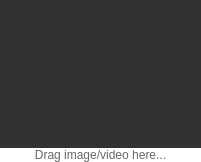
Before: the Qt Designer form mainwindow.ui in AskePit/Pork, drawn with Qt 5.
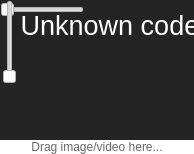
After: the same form once the commit is applied.

```diff
--- a/mainwindow.ui
+++ b/mainwindow.ui
@@ -6,8 +6,8 @@
    <rect>
     <x>0</x>
     <y>0</y>
-    <width>201</width>
-    <height>162</height>
+    <width>194</width>
+    <height>154</height>
    </rect>
   </property>
   <property name="mouseTracking">
@@ -41,15 +41,6 @@
       <property name="palette">
        <palette>
         <active>
-         <colorrole role="Base">
-          <brush brushstyle="SolidPattern">
-           <color alpha="255">
-            <red>255</red>
-            <green>255</green>
-            <blue>255</blue>
-           </color>
-          </brush>
-         </colorrole>
          <colorrole role="Window">
           <brush brushstyle="SolidPattern">
            <color alpha="255">
@@ -61,15 +52,6 @@
          </colorrole>
         </active>
         <inactive>
-         <colorrole role="Base">
-          <brush brushstyle="SolidPattern">
-           <color alpha="255">
-            <red>255</red>
-            <green>255</green>
-            <blue>255</blue>
-           </color>
-          </brush>
-         </colorrole>
          <colorrole role="Window">
           <brush brushstyle="SolidPattern">
            <color alpha="255">
@@ -81,15 +63,6 @@
          </colorrole>
         </inactive>
         <disabled>
-         <colorrole role="Base">
-          <brush brushstyle="SolidPattern">
-           <color alpha="255">
-            <red>255</red>
-            <green>255</green>
-            <blue>255</blue>
-           </color>
-          </brush>
-         </colorrole>
          <colorrole role="Window">
           <brush brushstyle="SolidPattern">
            <color alpha="255">
@@ -105,9 +78,6 @@
       <property name="frameShape">
        <enum>QFrame::NoFrame</enum>
       </property>
-      <property name="lineWidth">
-       <number>0</number>
-      </property>
       <property name="widgetResizable">
        <bool>true</bool>
       </property>
@@ -119,8 +89,8 @@
         <rect>
          <x>0</x>
          <y>0</y>
-         <width>201</width>
-         <height>162</height>
+         <width>194</width>
+         <height>154</height>
         </rect>
        </property>
        <layout class="QVBoxLayout" name="verticalLayout_2">
@@ -147,9 +117,9 @@
              <colorrole role="Base">
               <brush brushstyle="SolidPattern">
                <color alpha="255">
-                <red>50</red>
-                <green>50</green>
-                <blue>50</blue>
+                <red>36</red>
+                <green>36</green>
+                <blue>36</blue>
                </color>
               </brush>
              </colorrole>
@@ -158,9 +128,9 @@
              <colorrole role="Base">
               <brush brushstyle="SolidPattern">
                <color alpha="255">
-                <red>50</red>
-                <green>50</green>
-                <blue>50</blue>
+                <red>36</red>
+                <green>36</green>
+                <blue>36</blue>
                </color>
               </brush>
              </colorrole>
@@ -178,12 +148,59 @@
             </disabled>
            </palette>
           </property>
+          <property name="styleSheet">
+           <string notr="true"/>
+          </property>
           <property name="frameShape">
            <enum>QFrame::NoFrame</enum>
           </property>
-          <property name="lineWidth">
-           <number>0</number>
-          </property>
+          <widget class="QSlider" name="progressSlider">
+           <property name="geometry">
+            <rect>
+             <x>0</x>
+             <y>0</y>
+             <width>84</width>
+             <height>19</height>
+            </rect>
+           </property>
+           <property name="orientation">
+            <enum>Qt::Horizontal</enum>
+           </property>
+          </widget>
+          <widget class="QSlider" name="volumeSlider">
+           <property name="geometry">
+            <rect>
+             <x>0</x>
+             <y>0</y>
+             <width>19</width>
+             <height>84</height>
+            </rect>
+           </property>
+           <property name="orientation">
+            <enum>Qt::Vertical</enum>
+           </property>
+          </widget>
+          <widget class="QLabel" name="codecErrorLabel">
+           <property name="geometry">
+            <rect>
+             <x>0</x>
+             <y>0</y>
+             <width>241</width>
+             <height>51</height>
+            </rect>
+           </property>
+           <property name="font">
+            <font>
+             <pointsize>20</pointsize>
+            </font>
+           </property>
+           <property name="text">
+            <string>&lt;html&gt;&lt;head/&gt;&lt;body&gt;&lt;p&gt;&lt;span style=&quot; color:#ffffff;&quot;&gt;Unknown codec!&lt;/span&gt;&lt;/p&gt;&lt;/body&gt;&lt;/html&gt;</string>
+           </property>
+           <property name="alignment">
+            <set>Qt::AlignCenter</set>
+           </property>
+          </widget>
          </widget>
         </item>
         <item>
```
Left out of the diff: 3 changed lines with no effect on the pictures.
